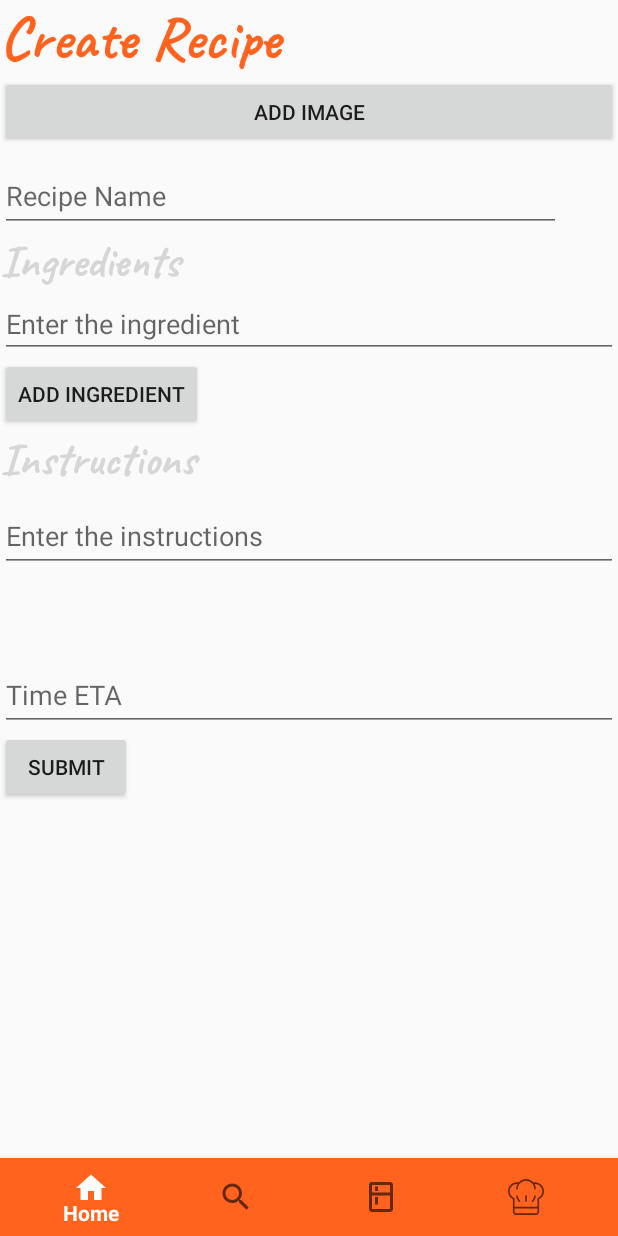
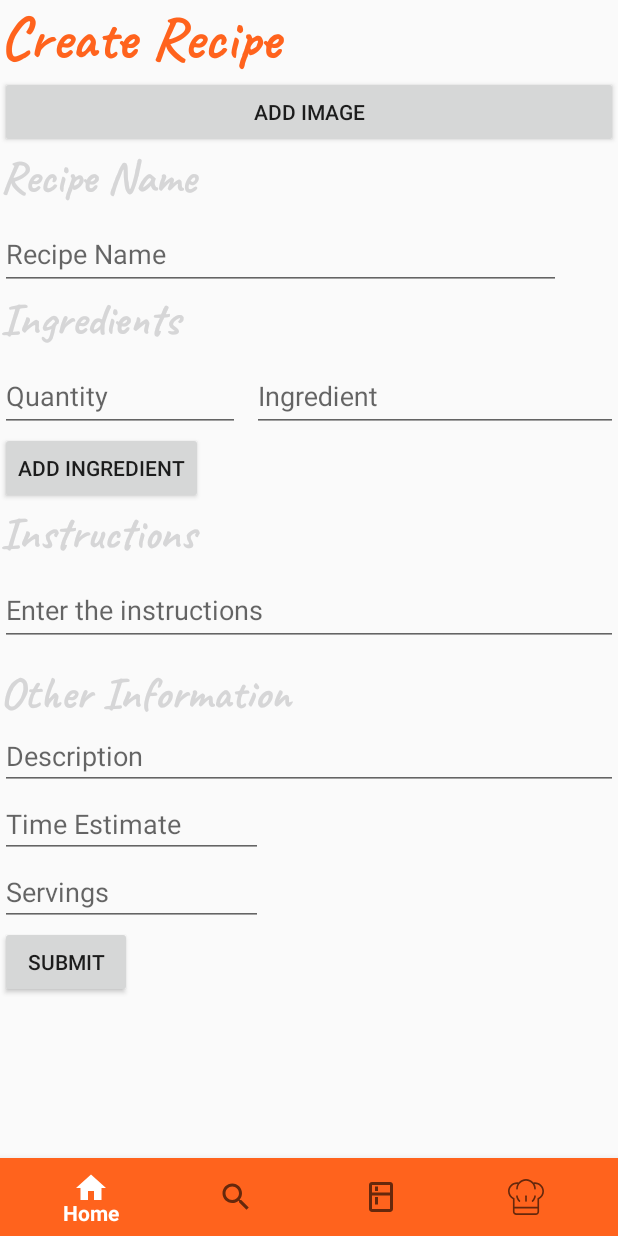
Before and after one commit to vineymar/CSE110_What_sSizzlin, an Android app: the fragment CreateRecipeFragment placed in its activity, on a phone screen of 412 x 824 dp. Run offline under Robolectric (Android 15) with nearby library versions, the phone set to English and light mode, and no system bars; our stand-ins replace ButterKnife, CircleImageView, Firebase (no records; nobody signed in at launch, a user with empty details on screens opened directly), Volley; pictures from the network do not load; Roboto replaces fonts that are not available here; 6 statements that could not run were skipped.

Commit message:
Modified Recipe class with new fields.

```diff
--- a/app/src/main/java/com/example/whatssizzlin/CreateRecipeFragment.java
+++ b/app/src/main/java/com/example/whatssizzlin/CreateRecipeFragment.java
@@ -3,15 +3,22 @@ package com.example.whatssizzlin;
 import android.content.Context;
 import android.net.Uri;
 import android.os.Bundle;
+import android.support.design.widget.TextInputEditText;
 import android.support.v4.app.Fragment;
+import android.support.v4.app.FragmentTransaction;
+import android.util.Log;
 import android.view.LayoutInflater;
 import android.view.View;
 import android.view.ViewGroup;
+import android.widget.ArrayAdapter;
 import android.widget.Button;
 import android.widget.EditText;
 import android.widget.LinearLayout;
+import android.widget.ListView;
 import android.widget.TextView;
 
+import java.util.ArrayList;
+import java.util.HashMap;
 import java.util.List;
 import java.util.Map;
 import java.util.Objects;
@@ -41,6 +48,13 @@ public class CreateRecipeFragment extends Fragment {
     private LinearLayout mLayout_ing;
     private EditText mEditText_ing;
     private Button mButton_ing;
+    TextInputEditText ingInp;
+    TextInputEditText qInp;
+    ListView mIngs;
+    ArrayList<String> ings;
+    ArrayList<String> quants;
+    ArrayList<String> inps;
+    ArrayAdapter<String> arrayAdapter;
     //
 
     public CreateRecipeFragment() {
@@ -96,15 +110,49 @@ public class CreateRecipeFragment extends Fragment {
 
         //Add ingredients
         //setContentView(R.layout.fragment_create_recipe);
-        mLayout_ing = (LinearLayout) view.findViewById(R.id.linearLayout_ing);
-        mEditText_ing = (EditText) view.findViewById(R.id.editText_ingredient);
-        mButton_ing = (Button) view.findViewById(R.id.button);
+
+        ingInp = (TextInputEditText) view.findViewById(R.id.mIng);
+        qInp = (TextInputEditText) view.findViewById(R.id.mQuant);
+        mIngs = (ListView) view.findViewById(R.id.listIngredients);
+        mButton_ing = (Button) view.findViewById(R.id.button_ing);
+        ings = new ArrayList<>();
+        quants = new ArrayList<>();
+        inps = new ArrayList<>();
+        arrayAdapter = new ArrayAdapter<String>(getActivity().getApplicationContext(), android.R.layout.simple_list_item_1, inps);
+        mIngs.setAdapter(arrayAdapter);
+        mButton_ing.setOnClickListener(new View.OnClickListener() {
+            @Override
+            public void onClick(View v) {
+                String ns = qInp.getText().toString() + " " + ingInp.getText().toString();
+                ings.add(ingInp.getText().toString());
+                quants.add(qInp.getText().toString());
+                inps.add(ns);
+
+                arrayAdapter.notifyDataSetChanged();
+
+            }
+        });
+
+        final TextInputEditText t = view.findViewById(R.id.recipeInstructions);
+
+
+        Button b = (Button) view.findViewById(R.id.submit_button);
+        b.setOnClickListener(new View.OnClickListener() {
+            @Override
+            public void onClick(View v) {
+                Recipe r = new Recipe();
+                r.nutrition = new HashMap<>();
+                r.method = new ArrayList<>();
+                r.method.add(t.getText().toString());
+                Log.d("CRE", r.method.get(0));
+            }
+        });
        // mButton_ing.setOnClickListener(ing_onClick());
        // TextView textView = new TextView(Objects.requireNonNull(getActivity()).getApplicationContext()); //this
        // textView.setText("New text");
 
        // Recipe recipe = new Recipe(author, description, difficulty, ingredients, method, name, nutrition, servings. time);
-
+        inflater.inflate(R.layout.fragment_create_recipe, container, false);
         return view;
     }
 
--- /dev/null
+++ b/app/src/main/java/com/example/whatssizzlin/Service/ExpandedListView.java
@@ -0,0 +1,29 @@
+package com.example.whatssizzlin.Service;
+
+import android.content.Context;
+import android.graphics.Canvas;
+import android.util.AttributeSet;
+import android.widget.ListView;
+
+public class ExpandedListView extends ListView {
+
+    private android.view.ViewGroup.LayoutParams params;
+    private int old_count = 0;
+
+    public ExpandedListView(Context context, AttributeSet attrs) {
+        super(context, attrs);
+    }
+
+    @Override
+    protected void onDraw(Canvas canvas) {
+        if (getCount() != old_count) {
+            old_count = getCount();
+            params = getLayoutParams();
+            params.height = getCount() * (old_count > 0 ? getChildAt(0).getHeight() : 0);
+            setLayoutParams(params);
+        }
+
+        super.onDraw(canvas);
+    }
+
+}
--- a/app/src/main/res/layout/fragment_create_recipe.xml
+++ b/app/src/main/res/layout/fragment_create_recipe.xml
@@ -30,11 +30,21 @@
                 android:layout_height="wrap_content"
                 android:text="Add Image" />
 
+            <TextView
+                android:id="@+id/text_name"
+                android:layout_width="match_parent"
+                android:layout_height="wrap_content"
+                android:fontFamily="@font/caveat_bold"
+                android:text="Recipe Name"
+                android:textColor="@color/bodyTextColor"
+                android:textSize="30sp" />
+
             <android.support.design.widget.TextInputLayout
                 android:layout_width="374dp"
                 android:layout_height="wrap_content">
 
                 <android.support.design.widget.TextInputEditText
+                    android:id="@+id/recipeName"
                     android:layout_width="match_parent"
                     android:layout_height="wrap_content"
                     android:hint="Recipe Name" />
@@ -49,25 +59,47 @@
                 android:textColor="@color/bodyTextColor"
                 android:textSize="30sp" />
 
-            <LinearLayout xmlns:android="http://schemas.android.com/apk/res/android"
-                android:id="@+id/linearLayout_ing"
-                android:layout_width="fill_parent"
-                android:layout_height="fill_parent"
-                android:orientation="vertical">
+            <com.example.whatssizzlin.Service.ExpandedListView
+                android:id="@+id/listIngredients"
+                android:layout_width="wrap_content"
+                android:layout_height="wrap_content"
+                android:scrollbars="none"
+                android:padding="0px"/>
 
-                <EditText
-                    android:id="@+id/editText_ingredient"
-                    android:layout_width="fill_parent"
-                    android:layout_height="wrap_content"
-                    android:hint="Enter the ingredient" />
+            <LinearLayout
+                android:layout_width="match_parent"
+                android:layout_height="match_parent"
+                android:orientation="horizontal">
 
-                <Button
-                    android:id="@+id/button_ing"
-                    android:layout_width="wrap_content"
-                    android:layout_height="wrap_content"
-                    android:text="Add Ingredient" />
+                <android.support.design.widget.TextInputLayout
+                    android:layout_width="168dp"
+                    android:layout_height="match_parent">
+
+                    <android.support.design.widget.TextInputEditText
+                        android:id="@+id/mQuant"
+                        android:layout_width="160dp"
+                        android:layout_height="wrap_content"
+                        android:hint="Quantity" />
+                </android.support.design.widget.TextInputLayout>
+
+                <android.support.design.widget.TextInputLayout
+                    android:layout_width="match_parent"
+                    android:layout_height="match_parent">
+
+                    <android.support.design.widget.TextInputEditText
+                        android:id="@+id/mIng"
+                        android:layout_width="match_parent"
+                        android:layout_height="wrap_content"
+                        android:hint="Ingredient" />
+                </android.support.design.widget.TextInputLayout>
 
             </LinearLayout>
+
+            <Button
+                android:id="@+id/button_ing"
+                android:layout_width="wrap_content"
+                android:layout_height="wrap_content"
+                android:text="Add Ingredient" />
 
             <TextView
                 android:id="@+id/text_instructions"
@@ -80,29 +112,57 @@
 
             <android.support.design.widget.TextInputLayout
                 android:layout_width="match_parent"
-                android:layout_height="106dp">
+                android:layout_height="68dp">
 
                 <android.support.design.widget.TextInputEditText
+                    android:id="@+id/recipeInstructions"
                     android:layout_width="match_parent"
                     android:layout_height="wrap_content"
                     android:hint="Enter the instructions" />
             </android.support.design.widget.TextInputLayout>
 
+            <TextView
+                android:id="@+id/text_information"
+                android:layout_width="match_parent"
+                android:layout_height="wrap_content"
+                android:fontFamily="@font/caveat_bold"
+                android:text="Other Information"
+                android:textColor="@color/bodyTextColor"
+                android:textSize="30sp" />
+
+            <EditText
+                android:id="@+id/editText5"
+                android:layout_width="match_parent"
+                android:layout_height="wrap_content"
+                android:ems="10"
+                android:hint="Description"
+                android:inputType="textPersonName" />
+
+            <EditText
+                android:id="@+id/time_estimate"
+                android:layout_width="175dp"
+                android:layout_height="wrap_content"
+                android:ems="10"
+                android:hint="Time Estimate"
+                android:inputType="number" />
+
+            <EditText
+                android:id="@+id/servings"
+                android:layout_width="175dp"
+                android:layout_height="wrap_content"
+                android:ems="10"
+                android:hint="Servings"
+                android:inputType="number" />
+
             <android.support.design.widget.TextInputLayout
                 android:layout_width="match_parent"
-                android:layout_height="match_parent">
-
-                <android.support.design.widget.TextInputEditText
-                    android:layout_width="match_parent"
-                    android:layout_height="wrap_content"
-                    android:hint="Time ETA" />
-            </android.support.design.widget.TextInputLayout>
+                android:layout_height="match_parent"/>
 
             <Button
-                android:id="@+id/button2"
+                android:id="@+id/submit_button"
                 android:layout_width="wrap_content"
                 android:layout_height="wrap_content"
-                android:text="@string/submit" />
+                android:text="submit" />
         </LinearLayout>
     </ScrollView>
 
```
Also changed, not shown: app/src/main/res/layout/list_item.xml (+35 -0 lines).
